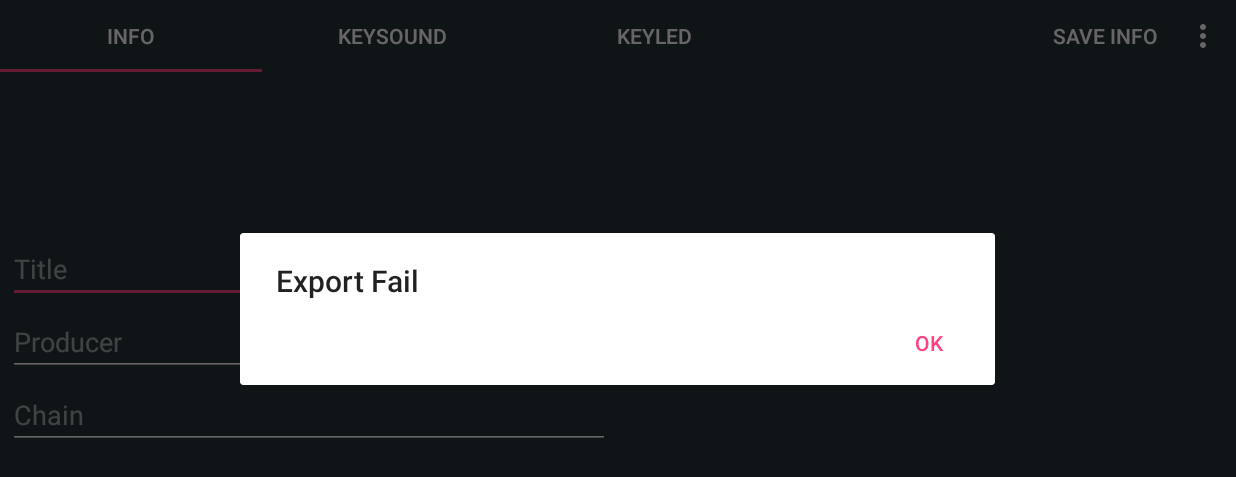
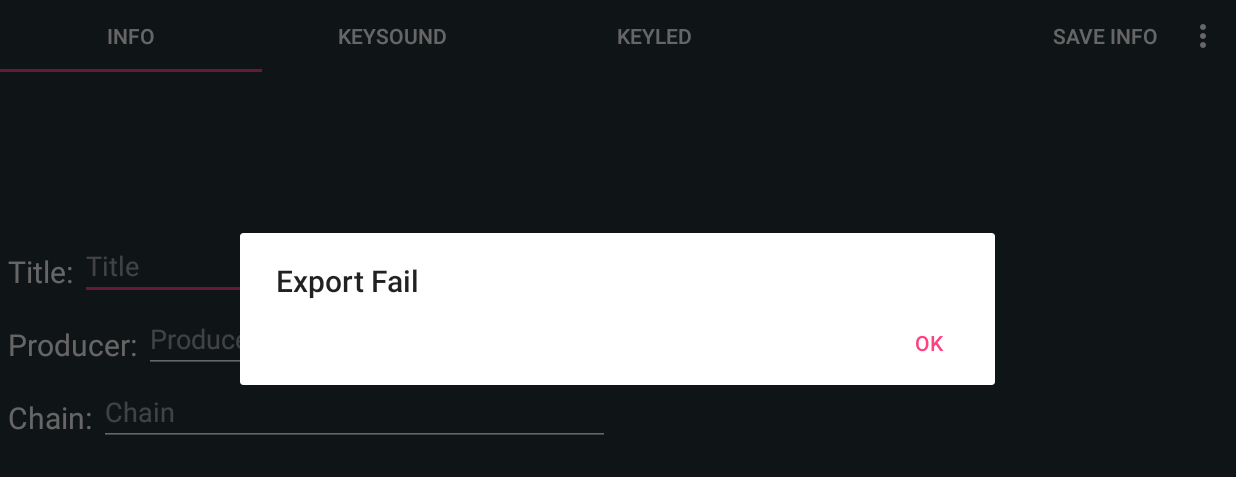
Before and after one commit to K1A2/UnitorM2Reboot, an Android app: the TabHostActivity screen opened directly, with no data from a screen before it, in the options menu, after a tap on "Export Unipack", on a phone screen of 824 x 412 dp (held sideways). Shown: the top 477 px of the screen. Run offline under Robolectric (Android 15) with nearby library versions, the phone set to English and light mode, and no system bars.

Commit message:
playbutton에서 array초과 오루 해결 - 변경되는 체인따라 멀티 리스트 업데이트 인포편집시 라벨로 보여주기 led 전 프레임 보여주기 다시 실행시 사운드 안남

```diff
--- a/app/src/main/AndroidManifest.xml
+++ b/app/src/main/AndroidManifest.xml
@@ -12,6 +12,7 @@
         android:roundIcon="@mipmap/ic_launcher_round"
         android:supportsRtl="true"
         android:theme="@style/AppTheme">
+
         <activity android:name="com.uni.unitor.unitorm2.layout.SplashActivity" android:screenOrientation="sensorLandscape">
             <intent-filter>
                 <action android:name="android.intent.action.MAIN" />
@@ -19,9 +20,13 @@
                 <category android:name="android.intent.category.LAUNCHER" />
             </intent-filter>
         </activity>
+
         <activity android:name="com.uni.unitor.unitorm2.layout.MainActivity" android:screenOrientation="sensorLandscape"/>
+
         <activity android:name="com.uni.unitor.unitorm2.layout.TabHostActivity" android:screenOrientation="sensorLandscape" android:windowSoftInputMode="stateAlwaysHidden"/>
+
         <activity android:name=".preference.PreferenceActivity" android:screenOrientation="sensorLandscape"/>
+
     </application>
 
 </manifest>
--- a/app/src/main/java/com/uni/unitor/unitorm2/File/FileIO.kt
+++ b/app/src/main/java/com/uni/unitor/unitorm2/File/FileIO.kt
@@ -146,13 +146,12 @@ class FileIO(private val context: Context) : ContextWrapper(context) {
     //ZIP
     class Export(context: Context, title:String, path: String) : AsyncTask<String, String, Boolean>() {
 
-        val progressDialog = ProgressDialog(context)
-        val title = title
-        val context = context
-        val path = path
-        val out = Environment.getExternalStorageDirectory().absolutePath + "/unipackExport/" + title + File(Environment.getExternalStorageDirectory().absolutePath
-                + "/unipackExport/").listFiles(object : FileFilter { override fun accept(file: File): Boolean {
-            return file.isFile && file.name.startsWith(title) } }).size + ".zip"
+        private val progressDialog = ProgressDialog(context)
+        private val title = title
+        private val context = context
+        private val path = path
+        private var out:String = ""
+
 
         @Override
         override fun onPreExecute() {
@@ -167,6 +166,9 @@ class FileIO(private val context: Context) : ContextWrapper(context) {
             try {
                 val mk = File(Environment.getExternalStorageDirectory().absolutePath + "/unipackExport/")
                 mk.mkdirs()
+                out = Environment.getExternalStorageDirectory().absolutePath + "/unipackExport/" + title + File(Environment.getExternalStorageDirectory().absolutePath
+                        + "/unipackExport/").listFiles(object : FileFilter { override fun accept(file: File): Boolean {
+                    return file.isFile && file.name.startsWith(title) } }).size + ".zip"
                 zip(path, out)
                 return true
             } catch (e:Exception) {
--- a/app/src/main/java/com/uni/unitor/unitorm2/fragment/KeySoundFragment.kt
+++ b/app/src/main/java/com/uni/unitor/unitorm2/fragment/KeySoundFragment.kt
@@ -35,7 +35,7 @@ import kotlin.Comparator
 class KeySoundFragment : Fragment(){
 
     private lateinit var linear_buttons:LinearLayout
-    private lateinit var spinner_chain:Spinner
+    private var spinner_chain:Spinner? = null
     private lateinit var radioG_mode:RadioGroup
     private lateinit var list_sounds:RecyclerView
     private lateinit var list_playlist:RecyclerView
@@ -47,7 +47,7 @@ class KeySoundFragment : Fragment(){
     private var soundListAdapter:FileListAdapter = FileListAdapter()
     private var soundPlayListAdapter:FileListAdapter = FileListAdapter()
     private var isPlay:Boolean = false
-    private lateinit var root:View
+    private var root:View? = null
     private var chain:String = "1"
     private var buttonCurrent:String = ""
 
@@ -64,13 +64,13 @@ class KeySoundFragment : Fragment(){
 
         onRequestListener.setKeySoundContext(this)
 
-        linear_buttons = root.findViewById<LinearLayout>(R.id.Layout_Btns)
-        spinner_chain = root.findViewById<Spinner>(R.id.Spinner_chain)
-        radioG_mode = root.findViewById<RadioGroup>(R.id.RadioG_mode)
-        list_sounds = root.findViewById<RecyclerView>(R.id.List_KeySound)
-        list_playlist = root.findViewById<RecyclerView>(R.id.list_sound_playlist)
-        text_current = root.findViewById<TextView>(R.id.Text_current_sound)
-        button_add = root.findViewById<ImageButton>(R.id.Button_Image_add)
+        linear_buttons = root!!.findViewById<LinearLayout>(R.id.Layout_Btns)
+        spinner_chain = root!!.findViewById<Spinner>(R.id.Spinner_chain)
+        radioG_mode = root!!.findViewById<RadioGroup>(R.id.RadioG_mode)
+        list_sounds = root!!.findViewById<RecyclerView>(R.id.List_KeySound)
+        list_playlist = root!!.findViewById<RecyclerView>(R.id.list_sound_playlist)
+        text_current = root!!.findViewById<TextView>(R.id.Text_current_sound)
+        button_add = root!!.findViewById<ImageButton>(R.id.Button_Image_add)
 
         //sound files
         list_sounds.layoutManager = LinearLayoutManager(activity)
@@ -86,7 +86,7 @@ class KeySoundFragment : Fragment(){
 
         for (vertical in 1..8) {
             for (horizontal in 1..8) {
-                val playButton = root.findViewWithTag(vertical.toString() + " " + horizontal.toString()) as PlayButton
+                val playButton = root!!.findViewWithTag(vertical.toString() + " " + horizontal.toString()) as PlayButton
                 playButton.setActivity(LayoutKey.PLAYBTN_LAYOUT_SOUND)
                 if (savedInstanceState != null) {
                     playButton.setcurrentChain(savedInstanceState.getString(LayoutKey.KEYSOUND_BUNDLE_CHAIN))
@@ -97,13 +97,13 @@ class KeySoundFragment : Fragment(){
         }
 
         //체인 선택 리스너뷰
-        spinner_chain.onItemSelectedListener = object : OnItemSelectedListener {
+        spinner_chain!!.onItemSelectedListener = object : OnItemSelectedListener {
 
             override fun onItemSelected(parent: AdapterView<*>?, view: View?, position: Int, id: Long) {
                 if (parent!!.childCount != 0) {
                     (parent.getChildAt(0) as TextView).setTextColor(Color.WHITE)
                     try {
-                        val chain_selected = (spinner_chain.getItemAtPosition(position) as String).split("\\s+".toRegex()).dropLastWhile { it.isEmpty() }.toTypedArray()[0]
+                        val chain_selected = (spinner_chain!!.getItemAtPosition(position) as String).split("\\s+".toRegex()).dropLastWhile { it.isEmpty() }.toTypedArray()[0]
                         chain = chain_selected
                         setChainButton()
                         buttonCurrent = ""
@@ -114,9 +114,9 @@ class KeySoundFragment : Fragment(){
                     }
                 } else {
                     if (bundle != null) {
-                        spinner_chain.setSelection(bundle!!.getString(LayoutKey.KEYLED_BUNDLE_CHAIN).toInt() - 1)
+                        spinner_chain!!.setSelection(bundle!!.getString(LayoutKey.KEYLED_BUNDLE_CHAIN).toInt() - 1)
                     } else {
-                        spinner_chain.setSelection(0)
+                        spinner_chain!!.setSelection(0)
                     }
                 }
             }
@@ -157,7 +157,7 @@ class KeySoundFragment : Fragment(){
                         when (menuItem.itemId) {
                             R.id.menu_sound_select -> {//선택
                                 if (!buttonCurrent.equals("")) {
-                                    val playButton = root.findViewWithTag(buttonCurrent) as PlayButton
+                                    val playButton = root!!.findViewWithTag(buttonCurrent) as PlayButton
                                     playButton.addSound(chain, item.fname!!, "1")
                                     val s = FileListItem()
                                     s.fname = chain + " " + buttonCurrent + " " + item.fname + " 1"
@@ -230,7 +230,7 @@ class KeySoundFragment : Fragment(){
                     list.set(position, itemn)
                     soundPlayListAdapter.dataChanged(position)
 
-                    val playButton = root.findViewWithTag(buttonCurrent) as PlayButton
+                    val playButton = root!!.findViewWithTag(buttonCurrent) as PlayButton
                     val a = slist.split("\\s+".toRegex())
                     if (a.size == 6) {
                         playButton.changeSound(item.fname!!, a[0], a[3], a[4], a[5])
@@ -258,7 +258,7 @@ class KeySoundFragment : Fragment(){
                                 val item = soundPlayListAdapter.getItem(position)
                                 soundPlayListAdapter.removeItem(position)
                                 onRequestListener.onRequest(ListenerKey.KEY_SOUND_REMOVE, item.fname!!)
-                                val playButton = root.findViewWithTag(buttonCurrent) as PlayButton
+                                val playButton = root!!.findViewWithTag(buttonCurrent) as PlayButton
                                 playButton.removeSound(item.fname!!)
                             }
                         }
@@ -274,6 +274,7 @@ class KeySoundFragment : Fragment(){
 
     override fun onStart() {
         super.onStart()
+        onRequestListener.onRequest(ListenerKey.KEY_SOUND_LOAD, "")
         //사운드 파일 추가
         button_add.setOnClickListener {
             onRequestListener.onRequest(ListenerKey.KEY_SOUND_ADD_FILE, "")
@@ -292,7 +293,7 @@ class KeySoundFragment : Fragment(){
     private fun setChainButton() {
         for (vertical in 1..8) {
             for (horizontal in 1..8) {
-                val playButton = root.findViewWithTag(vertical.toString() + " " + horizontal.toString()) as PlayButton
+                val playButton = root!!.findViewWithTag(vertical.toString() + " " + horizontal.toString()) as PlayButton
                 playButton.setcurrentChain(chain)
             }
         }
@@ -302,7 +303,7 @@ class KeySoundFragment : Fragment(){
     private fun setIsPlayButton() {
         for (vertical in 1..8) {
             for (horizontal in 1..8) {
-                val playButton = root.findViewWithTag(vertical.toString() + " " + horizontal.toString()) as PlayButton
+                val playButton = root!!.findViewWithTag(vertical.toString() + " " + horizontal.toString()) as PlayButton
                 playButton.setIsPlay(isPlay)
             }
         }
@@ -310,26 +311,30 @@ class KeySoundFragment : Fragment(){
 
     //tabhost에 chain갯수 요청 결과 처리
     fun setChain(chain:String?) {
-        var adapter:ArrayAdapter<String?>? = null
+        if (spinner_chain != null&&root != null&&activity != null) {
+            var adapter: ArrayAdapter<String?>? = null
             try {
                 val chain_num = chain!!.toInt()
                 val chainlist = arrayOfNulls<String>(chain_num)
                 //val chainlist = arrayOf(chain_num)
                 for (i in 0 until chain_num step 1) {
-                chainlist[i] = String.format(getString(R.string.spinner_chain), i+1)
+                    chainlist[i] = String.format(getString(R.string.spinner_chain), i + 1)
                 }
                 adapter = ArrayAdapter(context, android.support.design.R.layout.support_simple_spinner_dropdown_item, chainlist)
-            spinner_chain.adapter = adapter
-        } catch (e:Exception) {
+                spinner_chain!!.adapter = adapter
+            } catch (e: Exception) {
                 val s = arrayOf<String>(1.toString())
                 s[0] = String.format(getString(R.string.spinner_chain), "1")
                 adapter = ArrayAdapter(context, android.support.design.R.layout.support_simple_spinner_dropdown_item, s)
-            spinner_chain.adapter = adapter
+
+                spinner_chain!!.adapter = adapter
             }
             for (vertical in 1..8) {
                 for (horizontal in 1..8) {
-                val playButton = root.findViewWithTag(vertical.toString() + " " + horizontal.toString()) as PlayButton
+                    val playButton = root!!.findViewWithTag(vertical.toString() + " " + horizontal.toString()) as PlayButton
                     playButton.setChain(chain!!)
+                    playButton.setMulti()
+                }
             }
         }
     }
@@ -338,7 +343,7 @@ class KeySoundFragment : Fragment(){
     fun setButton(sound:ArrayList<String>) {
         for (vertical in 1..8) {
             for (horizontal in 1..8) {
-                val playButton = root.findViewWithTag(vertical.toString() + " " + horizontal.toString()) as PlayButton
+                val playButton = root!!.findViewWithTag(vertical.toString() + " " + horizontal.toString()) as PlayButton
                 playButton.textView.isClickable = true
                 playButton.textView.isFocusable = true
                 for (s in sound) {
@@ -377,8 +382,8 @@ class KeySoundFragment : Fragment(){
 
     //웜홀 처리
     fun setWormwhole(chain:String) {
-        if (chain.toInt() <= spinner_chain.count) {
-            spinner_chain.setSelection(chain.toInt() - 1)
+        if (chain.toInt() <= spinner_chain!!.count) {
+            spinner_chain!!.setSelection(chain.toInt() - 1)
         }
     }
 
--- a/app/src/main/java/com/uni/unitor/unitorm2/fragment/ListenerKey.java
+++ b/app/src/main/java/com/uni/unitor/unitorm2/fragment/ListenerKey.java
@@ -15,6 +15,7 @@ public interface ListenerKey {
     String KEY_SOUND_REMOVE = "RS";
     String KEY_SOUND_DELETE = "DS";
     String KEY_SOUND_ADD_FILE = "SFA";
+    String KEY_SOUND_LOAD = "KLOW";
 
     String KEY_LED_CHAIN = "CL";
     String KEY_LED_FILE = "LEDF";
--- a/app/src/main/java/com/uni/unitor/unitorm2/layout/TabHostActivity.kt
+++ b/app/src/main/java/com/uni/unitor/unitorm2/layout/TabHostActivity.kt
@@ -201,8 +201,6 @@ class TabHostActivity : AppCompatActivity(), InfoFragment.OnInfoChangeListener,
     override fun setKeySoundContext(keySoundFragment: KeySoundFragment) {
         this.keySoundFragment = keySoundFragment
 
-        //keysound초기화
-        initKeySound()
         //if (tabPagerAdapter == null) setPageAdapter()
     }
 
@@ -264,6 +262,10 @@ class TabHostActivity : AppCompatActivity(), InfoFragment.OnInfoChangeListener,
                     sharedPreferenceIO.getString(PreferenceKey.KEY_INFO_CHAIN, ""))
         } else {//일반적인경우(edittext편집)
             sharedPreferenceIO.setString(type, content)
+            if (type.equals(PreferenceKey.KEY_INFO_CHAIN)) {
+                if (keySoundFragment != null) keySoundFragment!!.setChain(content)
+                if (keyLEDFragment != null) keyLEDFragment!!.setChain(content)
+            }
         }
     }
 
@@ -342,6 +344,10 @@ class TabHostActivity : AppCompatActivity(), InfoFragment.OnInfoChangeListener,
                 bundle.putString(LayoutKey.DIALOG_FILEEX_TAG, LayoutKey.DIALOG_FILEEX_SOUND)
                 fileexDialog.arguments = bundle
                 fileexDialog.show(supportFragmentManager, LayoutKey.DIALOG_FILEEX_TAG)
+            }
+            ListenerKey.KEY_SOUND_LOAD -> {
+                //keysound초기화
+                initKeySound()
             }
         }
     }
--- a/app/src/main/java/com/uni/unitor/unitorm2/view/buttons/PlayButton.kt
+++ b/app/src/main/java/com/uni/unitor/unitorm2/view/buttons/PlayButton.kt
@@ -21,6 +21,7 @@ import android.os.Bundle
 import android.widget.RelativeLayout
 import com.uni.unitor.unitorm2.fragment.KeyLEDFragment
 import com.uni.unitor.unitorm2.layout.LayoutKey
+import java.lang.Exception
 
 
 class PlayButton : RelativeLayout, KeyLEDFragment.OnPlayLED {
@@ -117,7 +118,6 @@ class PlayButton : RelativeLayout, KeyLEDFragment.OnPlayLED {
 //        con.registerReceiver(receiver, filter)
 
         textView.setOnClickListener {
-            //TODO: sounds와 keyled 구
             when(activity) {
                 //sound일때
                 LayoutKey.PLAYBTN_LAYOUT_SOUND -> {
@@ -126,7 +126,7 @@ class PlayButton : RelativeLayout, KeyLEDFragment.OnPlayLED {
                             val s = soundlist.get(list)
 
                             if (s[1].equals(currenrchain)) {
-                                val count = multilist.get(s[1].toInt() - 1)
+                                val count = multilist.get(s[1].toInt() - 1)//TODO: Err check
                                 if (count[1] > count[3]) {//넘길횟수 체크
                                     multilist.set(s[1].toInt() - 1, arrayOf(count[0], count[1], count[2], count[3] + 1))
                                     continue
@@ -227,16 +227,23 @@ class PlayButton : RelativeLayout, KeyLEDFragment.OnPlayLED {
     }
 
     //multilist초기화
-    private fun initList() {
+    private fun initList(): Boolean {
         multilist.clear()
+        try {
             for (a in 1.. chain.toInt()) {
                 multilist.add(arrayOf(a, 0, 0, 0))
+            }
+            return true
+        } catch (e:Exception) {
+            return false
+        } catch (e:kotlin.Exception) {
+            return false
         }
     }
 
     //multilist세팅
-    private fun setMulti() {
-        initList()
+    fun setMulti() {
+        if (initList()) {
             for (s in soundlist) {
                 val chain = s[1]
 
@@ -254,6 +261,7 @@ class PlayButton : RelativeLayout, KeyLEDFragment.OnPlayLED {
                 }
             }
             setButtonisIn()
+        }
     }
 
     //sound 반복/웜홀 변경
--- a/app/src/main/res/layout/fragment_info.xml
+++ b/app/src/main/res/layout/fragment_info.xml
@@ -18,6 +18,20 @@
             android:orientation="vertical"
             android:layout_marginRight="3dp">
 
+            <LinearLayout
+                android:layout_width="match_parent"
+                android:layout_height="wrap_content"
+                android:orientation="horizontal"
+                android:gravity="center_vertical">
+
+                <TextView
+                    android:layout_width="wrap_content"
+                    android:layout_height="match_parent"
+                    android:text="Title: "
+                    android:gravity="center_vertical"
+                    android:textColor="@color/colorTextNormal"
+                    android:textSize="20dp"/>
+
                 <EditText
                     android:layout_width="match_parent"
                     android:layout_height="wrap_content"
@@ -29,6 +43,22 @@
                     android:textColorHint="@color/colorEdittextHint"
                     android:textColor="@color/colorTextNormal"/>
 
+            </LinearLayout>
+
+            <LinearLayout
+                android:layout_width="match_parent"
+                android:layout_height="wrap_content"
+                android:orientation="horizontal"
+                android:gravity="center_vertical">
+
+                <TextView
+                    android:layout_width="wrap_content"
+                    android:layout_height="match_parent"
+                    android:text="Producer: "
+                    android:gravity="center_vertical"
+                    android:textColor="@color/colorTextNormal"
+                    android:textSize="20dp"/>
+
                 <EditText
                     android:layout_width="match_parent"
                     android:layout_height="wrap_content"
@@ -39,6 +69,22 @@
                     android:theme="@style/edittext_darkback"
                     android:textColorHint="@color/colorEdittextHint"
                     android:textColor="@color/colorTextNormal"/>
+
+            </LinearLayout>
+
+            <LinearLayout
+                android:layout_width="match_parent"
+                android:layout_height="wrap_content"
+                android:orientation="horizontal"
+                android:gravity="center_vertical">
+
+                <TextView
+                    android:layout_width="wrap_content"
+                    android:layout_height="match_parent"
+                    android:text="Chain: "
+                    android:gravity="center_vertical"
+                    android:textColor="@color/colorTextNormal"
+                    android:textSize="20dp"/>
 
                 <EditText
                     android:layout_width="match_parent"
@@ -56,6 +102,8 @@
 
         </LinearLayout>
 
+    </LinearLayout>
+
     <TextView
         android:layout_width="0dp"
         android:layout_height="match_parent"
--- a/app/src/main/res/values/strings.xml
+++ b/app/src/main/res/values/strings.xml
@@ -1,6 +1,6 @@
 <resources>
     <string name="app_name">UnitorM2</string>
-    <string name="app_version">5.0.0b1</string>
+    <string name="app_version">5.0.0b3</string>
     <string name="ad">ca-app-pub-7873521316289922/7696297430</string>
     <string name="adtest">ca-app-pub-3940256099942544/6300978111</string>
     <string name="per_re_title">Permission Request</string>
```
Also changed, not shown: app/build.gradle (+5 -3 lines), app/src/main/java/com/uni/unitor/unitorm2/fragment/KeyLEDFragment.kt (+77 -40 lines), app/src/main/res/layout/fragment_keyled.xml (+16 -0 lines), 1 other file. Lines whose indentation alone changed are shown as unchanged.
